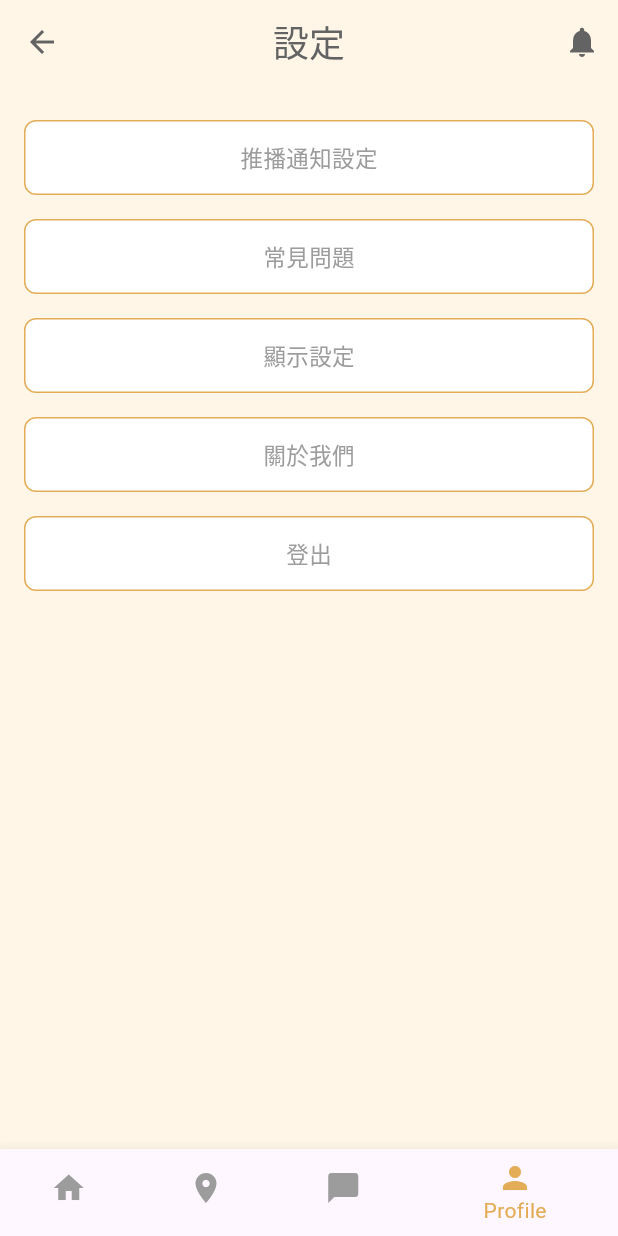
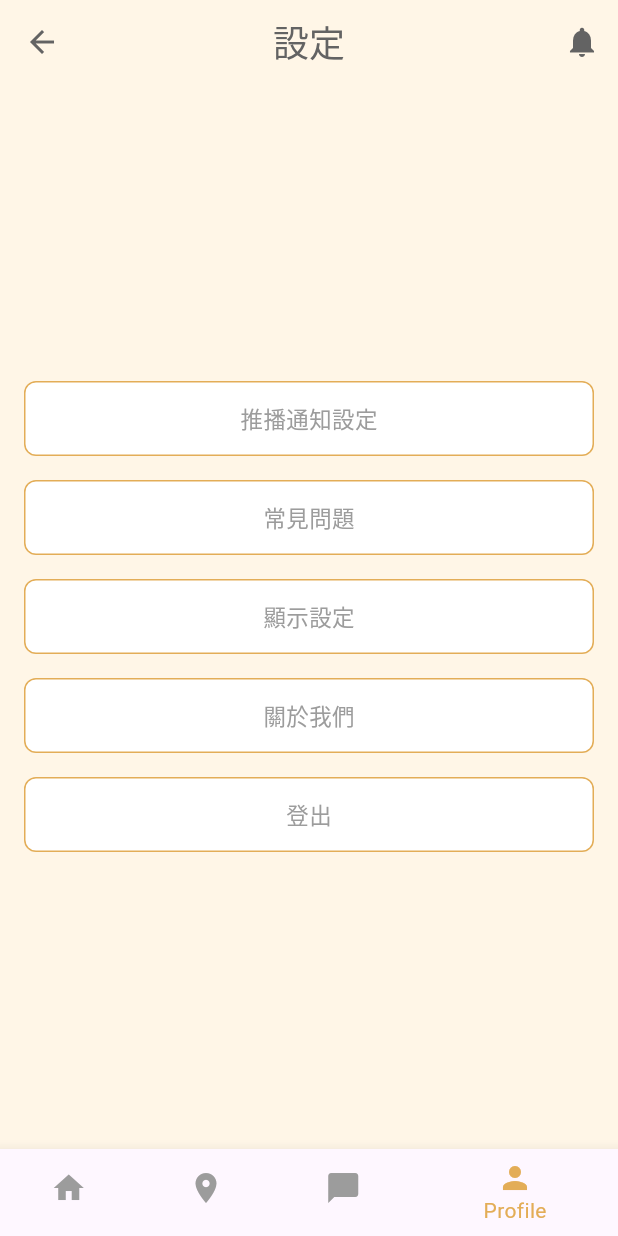
Before and after one commit to estateangela/mindhelp, a Flutter app: the SettingsPage screen opened by its route, on a phone screen of 412 x 824 dp. Run offline on Flutter 3.47's test engine with Material 3 defaults, Android fonts, the light colour scheme and no system bars; our stand-ins replace geolocator, google_maps_flutter; Roboto replaces fonts that are missing (Huninn).

Commit message:
Update settings_page.dart

```diff
--- a/my_mindhelp_app/lib/pages/settings_page.dart
+++ b/my_mindhelp_app/lib/pages/settings_page.dart
@@ -10,7 +10,6 @@ class SettingsPage extends StatelessWidget {
     return Scaffold(
       backgroundColor: AppColors.background,
 
-      // 自定义 AppBar：左返回／右通知
       appBar: const CustomAppBar(
         showBackButton: true,
         titleWidget: Text(
@@ -19,8 +18,12 @@ class SettingsPage extends StatelessWidget {
         ),
       ),
 
-      body: SingleChildScrollView(
+      // 整体居中，并限制最大宽度
+      body: Center(
+        child: SingleChildScrollView(
           padding: const EdgeInsets.symmetric(horizontal: 16, vertical: 24),
+          child: ConstrainedBox(
+            constraints: const BoxConstraints(maxWidth: 400),
             child: Column(
               children: [
                 _buildOptionCard(
@@ -38,7 +41,8 @@ class SettingsPage extends StatelessWidget {
                 _buildOptionCard(
                   context,
                   label: '顯示設定',
-              onTap: () => Navigator.pushNamed(context, '/display_settings'),
+                  onTap: () =>
+                      Navigator.pushNamed(context, '/display_settings'),
                 ),
                 const SizedBox(height: 16),
                 _buildOptionCard(
@@ -47,22 +51,22 @@ class SettingsPage extends StatelessWidget {
                   onTap: () => Navigator.pushNamed(context, '/about'),
                 ),
                 const SizedBox(height: 16),
-
-            // 新增「登出」按鈕
                 _buildOptionCard(
                   context,
                   label: '登出',
-              onTap: () {
-                // TODO: 在這裡執行登出邏輯（如清除 Token），然後返回登入頁
-                Navigator.pushReplacementNamed(context, '/login');
-              },
+                  onTap: () => Navigator.pushReplacementNamed(
+                    context,
+                    '/login',
+                  ),
                 ),
               ],
             ),
           ),
+        ),
+      ),
 
       bottomNavigationBar: BottomNavigationBar(
-        currentIndex: 3, // Profile 的位置
+        currentIndex: 3,
         selectedItemColor: AppColors.accent,
         unselectedItemColor: AppColors.textBody,
         onTap: (idx) {
@@ -83,8 +87,10 @@ class SettingsPage extends StatelessWidget {
         },
         items: const [
           BottomNavigationBarItem(icon: Icon(Icons.home), label: 'Home'),
-          BottomNavigationBarItem(icon: Icon(Icons.location_on), label: 'Maps'),
-          BottomNavigationBarItem(icon: Icon(Icons.chat_bubble), label: 'Chat'),
+          BottomNavigationBarItem(
+              icon: Icon(Icons.location_on), label: 'Maps'),
+          BottomNavigationBarItem(
+              icon: Icon(Icons.chat_bubble), label: 'Chat'),
           BottomNavigationBarItem(icon: Icon(Icons.person), label: 'Profile'),
         ],
       ),
@@ -97,7 +103,7 @@ class SettingsPage extends StatelessWidget {
       onTap: onTap,
       child: Container(
         height: 50,
-        width: double.infinity,
+        width: double.infinity, // 会被 ConstrainedBox 统一限制最大宽度
         alignment: Alignment.center,
         decoration: BoxDecoration(
           color: Colors.white,
```
Lines whose indentation alone changed are shown as unchanged.
